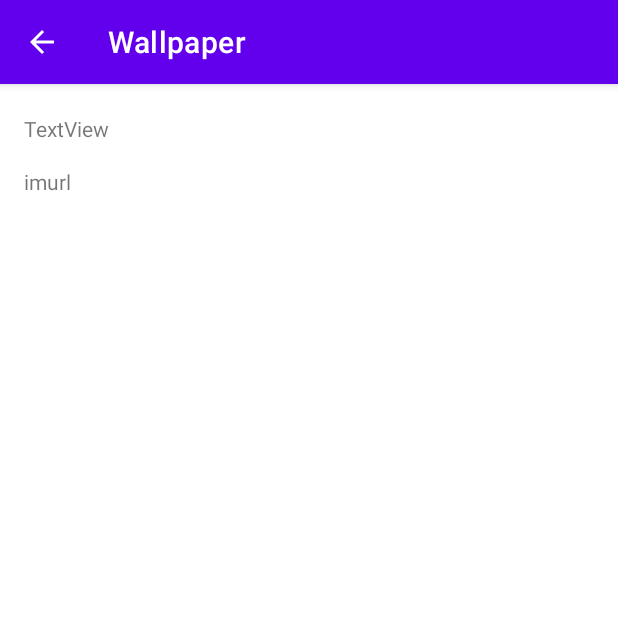
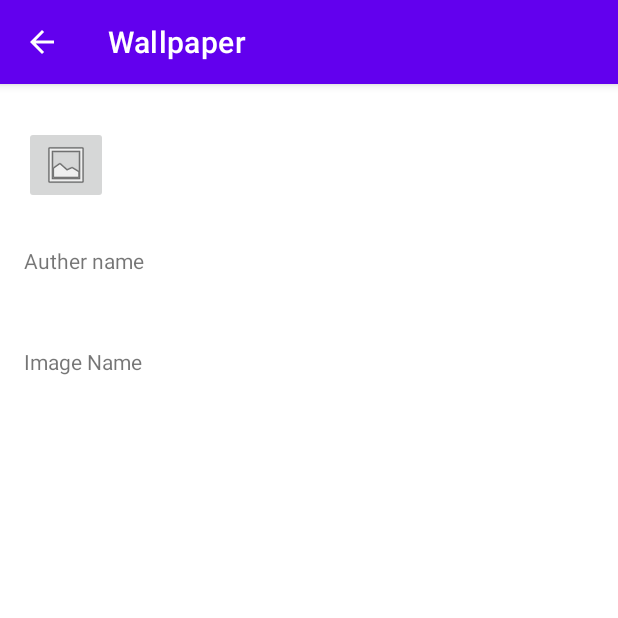
Before and after one commit to ahmed-tasaly/WallMe-Wallpaper, an Android app: the Image_Activity screen opened directly, with no data from a screen before it, on a phone screen of 412 x 824 dp, the top half of it. Run offline under Robolectric (Android 15) with nearby library versions, the phone set to English and light mode, and no system bars; our stand-ins replace Picasso; pictures from the network do not load; 4 statements that could not run were skipped.

Commit message:
fixed image activity

```diff
--- a/app/build.gradle
+++ b/app/build.gradle
@@ -46,8 +46,9 @@ android {
 }
 
 dependencies {
-    implementation("io.coil-kt:coil-compose:2.1.0")
-    implementation "io.coil-kt:coil:1.1.1"
+//    implementation("io.coil-kt:coil-compose:2.1.0")
+//    implementation "io.coil-kt:coil:1.1.1"
+    implementation 'com.squareup.picasso:picasso:2.8'
     implementation 'androidx.core:core-ktx:1.7.0'
     implementation 'androidx.appcompat:appcompat:1.4.2'
     implementation 'com.google.android.material:material:1.6.1'
--- a/app/src/main/AndroidManifest.xml
+++ b/app/src/main/AndroidManifest.xml
@@ -3,6 +3,7 @@
     xmlns:tools="http://schemas.android.com/tools"
     package="com.wallme.wallpaper">
     <uses-permission android:name="android.permission.INTERNET" />
+    <uses-permission android:name="android.permission.SET_WALLPAPER" />
 
     <application
         android:allowBackup="true"
--- a/app/src/main/java/com/wallme/wallpaper/MainActivity.kt
+++ b/app/src/main/java/com/wallme/wallpaper/MainActivity.kt
@@ -6,6 +6,7 @@ import android.os.Bundle
 import android.widget.TextView
 import androidx.recyclerview.widget.LinearLayoutManager
 import androidx.recyclerview.widget.RecyclerView
+import com.squareup.picasso.Picasso
 import com.wallme.wallpaper.databinding.ActivityMainBinding
 
 class MainActivity : AppCompatActivity(),MyAdab.OnImageClick {
@@ -20,7 +21,7 @@ class MainActivity : AppCompatActivity(),MyAdab.OnImageClick {
         binding = ActivityMainBinding.inflate(layoutInflater);
         setContentView(binding.root);
 
-
+        Picasso.get().setIndicatorsEnabled(true);
 
         val temp_data = List_image("https://lh5.googleusercontent.com/1BJEx3IaxUYit3Sd1AItlUCObS_f3bth78qKrzh9PygNkOPDA83QT-_HEdJ3Ox6ByJLpwYomLQ1lOuRww3C2clYyCb8QFhWZKz35qTOkMBesCI-9bOoXCPIp9vW9h6Ir6cn8w4N-EY-iUbYHLHo");
         val temp_reddit_data = List_image("https://preview.redd.it/4pvg047t7bd91.jpg?width=640&crop=smart&auto=webp&s=eaba8ae7b0dc20cec4b5216c954392ed57c0e050");
@@ -48,8 +49,7 @@ class MainActivity : AppCompatActivity(),MyAdab.OnImageClick {
 
     override fun onImageClick(Pos: Int) {
         val intent = Intent(this,Image_Activity::class.java);
-        intent.putExtra("UrlText",mylist.get(Pos).Image_url);
-        intent.putExtra("AutherText",mylist.get(Pos).Image_auther);
+        Image_Activity.myData = mylist.get(Pos);
         startActivity(intent);
     }
 }
--- a/app/src/main/java/com/wallme/wallpaper/MyAdab.kt
+++ b/app/src/main/java/com/wallme/wallpaper/MyAdab.kt
@@ -1,45 +1,56 @@
 package com.wallme.wallpaper
 
+import android.app.WallpaperManager
 import android.content.Intent
+import android.graphics.Bitmap
 import android.os.Bundle
-import android.util.Log
 import android.view.LayoutInflater
 import android.view.View
 import android.view.ViewGroup
+import android.widget.ImageButton
 import android.widget.ImageView
 import android.widget.TextView
 import androidx.appcompat.app.AppCompatActivity
 import androidx.constraintlayout.widget.ConstraintLayout
-import androidx.lifecycle.MutableLiveData
+import androidx.core.view.drawToBitmap
 import androidx.recyclerview.widget.RecyclerView
-import coil.compose.AsyncImage
-import coil.load
-import java.net.URL
-
-
-
-
+import com.squareup.picasso.Picasso
 
 
 class Image_Activity(): AppCompatActivity(){
     //private lateinit var pageInfo: List_image;
-    private lateinit var Url_text: TextView;
+    private lateinit var Image_name_text: TextView;
     private lateinit var Auther_text: TextView;
     private lateinit var Full_image: ImageView;
+
+    companion object{
+        lateinit var myData : List_image;
+    }
+
 
 
     override fun onCreate(bundle: Bundle?) {
         super.onCreate(bundle);
         setContentView(R.layout.show_image_fs);
-        Url_text = findViewById<TextView>(R.id.url_text);
+        Image_name_text = findViewById<TextView>(R.id.Image_name_text);
         Auther_text = findViewById<TextView>(R.id.auther_text);
         Full_image = findViewById<ImageView>(R.id.full_image);
-        Url_text.setText("imurl");
-        if(bundle != null){
-            Auther_text.setText(bundle.getString("AutherText","Unknow"));
-            Full_image.load(bundle.getString("UrlText"));
-        }
+        Image_name_text.setText(myData.Image_name);
+        Auther_text.setText(myData.Image_auther);
+        Picasso.get().load(myData.Image_url).into(
+            Full_image);
+
+        findViewById<ImageButton>(R.id.set_imageButton).setOnClickListener { setWallpaper(); };
+
     }
+
+    private fun setWallpaper(){
+        val wall = WallpaperManager.getInstance(baseContext);
+        val myBitMap: Bitmap;
+        //Picasso.get().load(myData.Image_url).into(myBitMap).;
+        //wall.setBitmap(myBitMap);
+    }
+
 
 }
 
@@ -56,7 +67,9 @@ class MyAdab(list_ : Array<List_image>,onimageclick : MyAdab.OnImageClick): Recy
     }
 
     override fun onBindViewHolder(mytypes: myviewholder, position: Int) {
-        mytypes.image_main.load(list[position].Image_url);
+        Picasso.get().load(list[position].Image_url).into(
+            mytypes.image_main);
+
         mytypes.text_auther.setText("yeet");
         mytypes.text_name.setText(position.toString());
         mytypes.text_url.setText("meet");
--- a/app/src/main/res/layout/image_scrolable.xml
+++ b/app/src/main/res/layout/image_scrolable.xml
@@ -1,5 +1,6 @@
 <?xml version="1.0" encoding="utf-8"?>
 <androidx.constraintlayout.widget.ConstraintLayout xmlns:android="http://schemas.android.com/apk/res/android"
+    android:layoutDirection="ltr"
     android:id="@+id/root_imageView"
     xmlns:app="http://schemas.android.com/apk/res-auto"
     xmlns:tools="http://schemas.android.com/tools"
--- a/app/src/main/res/layout/show_image_fs.xml
+++ b/app/src/main/res/layout/show_image_fs.xml
@@ -1,5 +1,6 @@
 <?xml version="1.0" encoding="utf-8"?>
 <androidx.constraintlayout.widget.ConstraintLayout xmlns:android="http://schemas.android.com/apk/res/android"
+    android:layoutDirection="ltr"
     android:id="@+id/image_fs"
     xmlns:app="http://schemas.android.com/apk/res-auto"
     xmlns:tools="http://schemas.android.com/tools"
@@ -21,19 +22,29 @@
         android:layout_width="wrap_content"
         android:layout_height="wrap_content"
         android:layout_marginStart="16dp"
-        android:layout_marginTop="20dp"
-        android:text="TextView"
+        android:layout_marginTop="28dp"
+        android:text="Auther name"
         app:layout_constraintStart_toStartOf="parent"
-        app:layout_constraintTop_toBottomOf="@+id/full_image" />
+        app:layout_constraintTop_toBottomOf="@+id/set_imageButton" />
 
     <TextView
-        android:id="@+id/url_text"
+        android:id="@+id/Image_name_text"
         android:layout_width="wrap_content"
         android:layout_height="wrap_content"
         android:layout_marginStart="16dp"
-        android:layout_marginTop="16dp"
-        android:text="TextView"
+        android:layout_marginTop="48dp"
+        android:text="Image Name"
         app:layout_constraintStart_toStartOf="parent"
         app:layout_constraintTop_toBottomOf="@+id/auther_text" />
 
+    <ImageButton
+        android:id="@+id/set_imageButton"
+        android:layout_width="wrap_content"
+        android:layout_height="wrap_content"
+        android:layout_marginStart="16dp"
+        android:layout_marginTop="28dp"
+        app:layout_constraintStart_toStartOf="parent"
+        app:layout_constraintTop_toBottomOf="@+id/full_image"
+        app:srcCompat="@android:drawable/ic_menu_gallery" />
+
 </androidx.constraintlayout.widget.ConstraintLayout>
```
